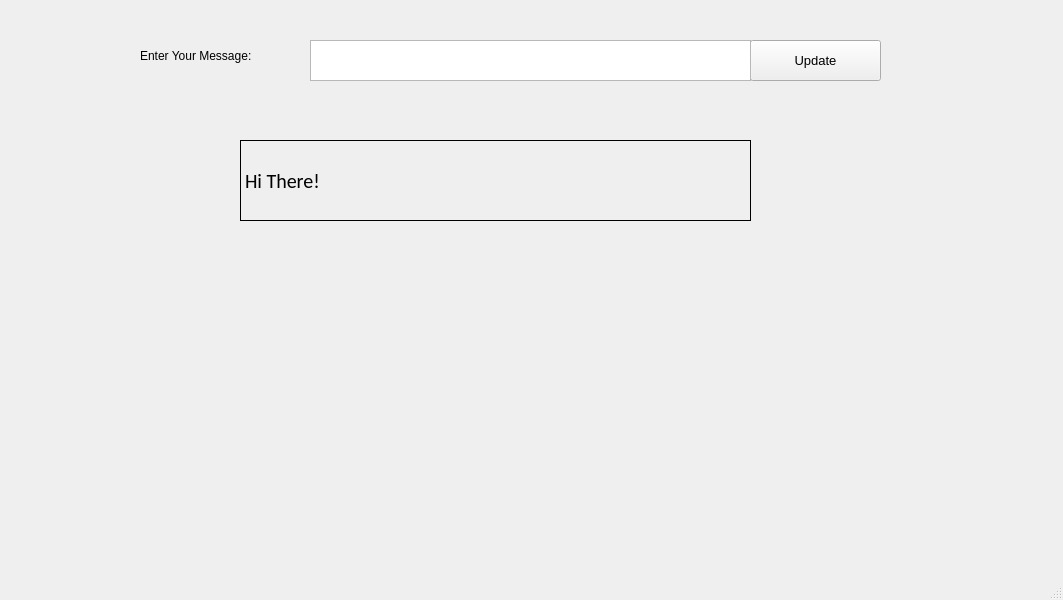
The window that firstwidgetapp.ui (MathewLister/WidgetApp1) describes before a commit, drawn with Qt 5.
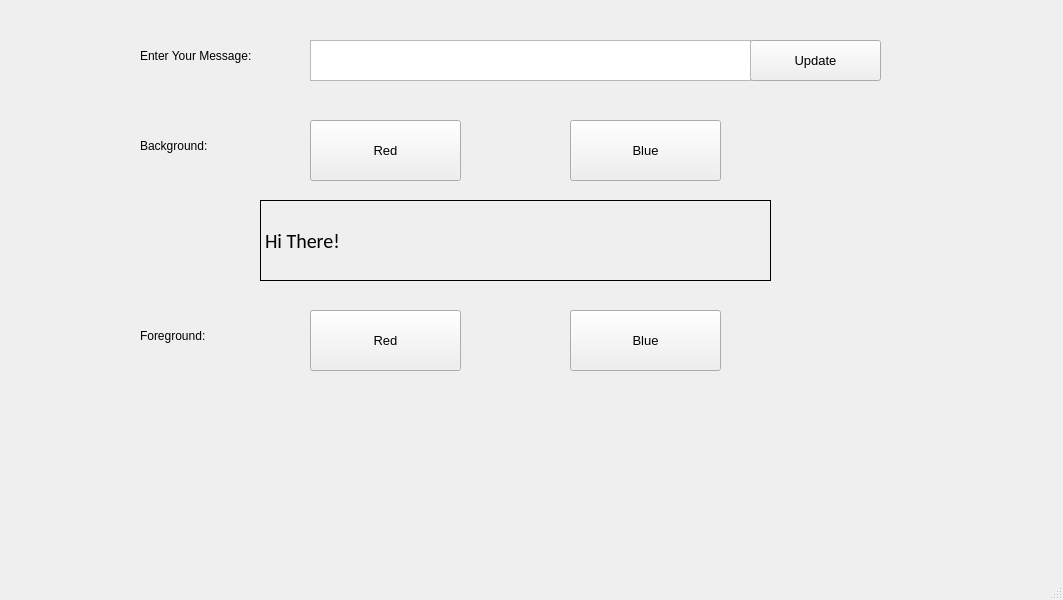
The same window after the commit.

The edit to the form file:
```diff
--- a/firstwidgetapp.ui
+++ b/firstwidgetapp.ui
@@ -60,8 +60,8 @@
    <widget class="QLabel" name="displayTarget">
     <property name="geometry">
      <rect>
-      <x>240</x>
-      <y>140</y>
+      <x>260</x>
+      <y>200</y>
       <width>511</width>
       <height>81</height>
      </rect>
@@ -79,6 +79,112 @@
      <string>Hi There!</string>
     </property>
    </widget>
+   <widget class="QLabel" name="prompt_2">
+    <property name="geometry">
+     <rect>
+      <x>140</x>
+      <y>120</y>
+      <width>171</width>
+      <height>51</height>
+     </rect>
+    </property>
+    <property name="text">
+     <string>Background:</string>
+    </property>
+   </widget>
+   <widget class="QPushButton" name="updateButton_2">
+    <property name="geometry">
+     <rect>
+      <x>310</x>
+      <y>120</y>
+      <width>151</width>
+      <height>61</height>
+     </rect>
+    </property>
+    <property name="font">
+     <font>
+      <pointsize>10</pointsize>
+      <weight>50</weight>
+      <bold>false</bold>
+     </font>
+    </property>
+    <property name="text">
+     <string>Red</string>
+    </property>
+   </widget>
+   <widget class="QPushButton" name="updateButton_3">
+    <property name="geometry">
+     <rect>
+      <x>570</x>
+      <y>120</y>
+      <width>151</width>
+      <height>61</height>
+     </rect>
+    </property>
+    <property name="font">
+     <font>
+      <pointsize>10</pointsize>
+      <weight>50</weight>
+      <bold>false</bold>
+     </font>
+    </property>
+    <property name="text">
+     <string>Blue</string>
+    </property>
+   </widget>
+   <widget class="QLabel" name="prompt_3">
+    <property name="geometry">
+     <rect>
+      <x>140</x>
+      <y>310</y>
+      <width>171</width>
+      <height>51</height>
+     </rect>
+    </property>
+    <property name="text">
+     <string>Foreground:</string>
+    </property>
+   </widget>
+   <widget class="QPushButton" name="updateButton_4">
+    <property name="geometry">
+     <rect>
+      <x>570</x>
+      <y>310</y>
+      <width>151</width>
+      <height>61</height>
+     </rect>
+    </property>
+    <property name="font">
+     <font>
+      <pointsize>10</pointsize>
+      <weight>50</weight>
+      <bold>false</bold>
+     </font>
+    </property>
+    <property name="text">
+     <string>Blue</string>
+    </property>
+   </widget>
+   <widget class="QPushButton" name="updateButton_5">
+    <property name="geometry">
+     <rect>
+      <x>310</x>
+      <y>310</y>
+      <width>151</width>
+      <height>61</height>
+     </rect>
+    </property>
+    <property name="font">
+     <font>
+      <pointsize>10</pointsize>
+      <weight>50</weight>
+      <bold>false</bold>
+     </font>
+    </property>
+    <property name="text">
+     <string>Red</string>
+    </property>
+   </widget>
   </widget>
   <widget class="QStatusBar" name="statusbar"/>
   <widget class="QMenuBar" name="menubar">
```
